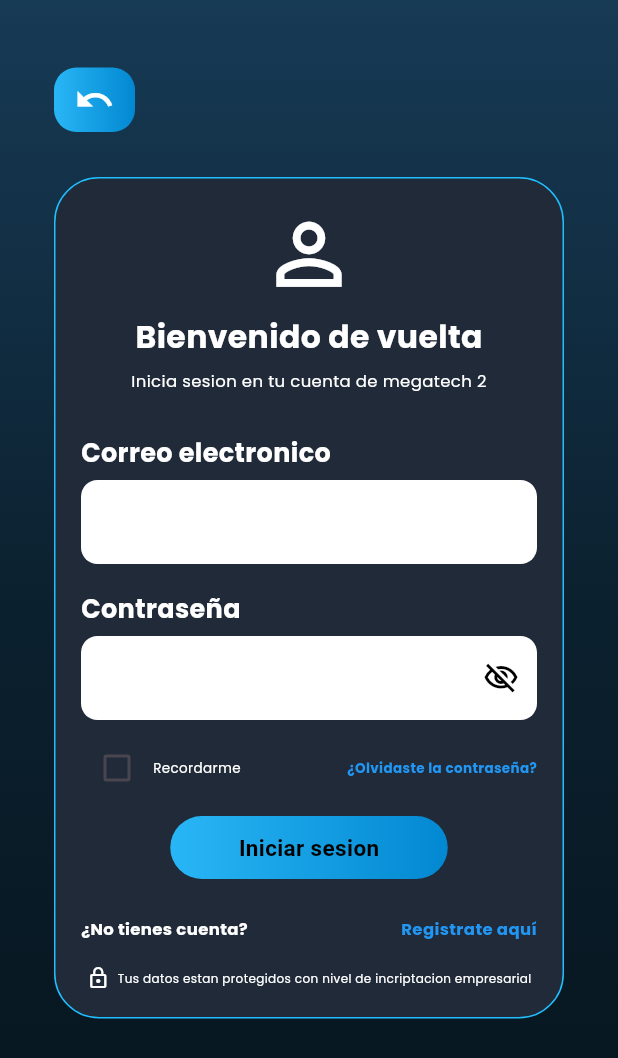
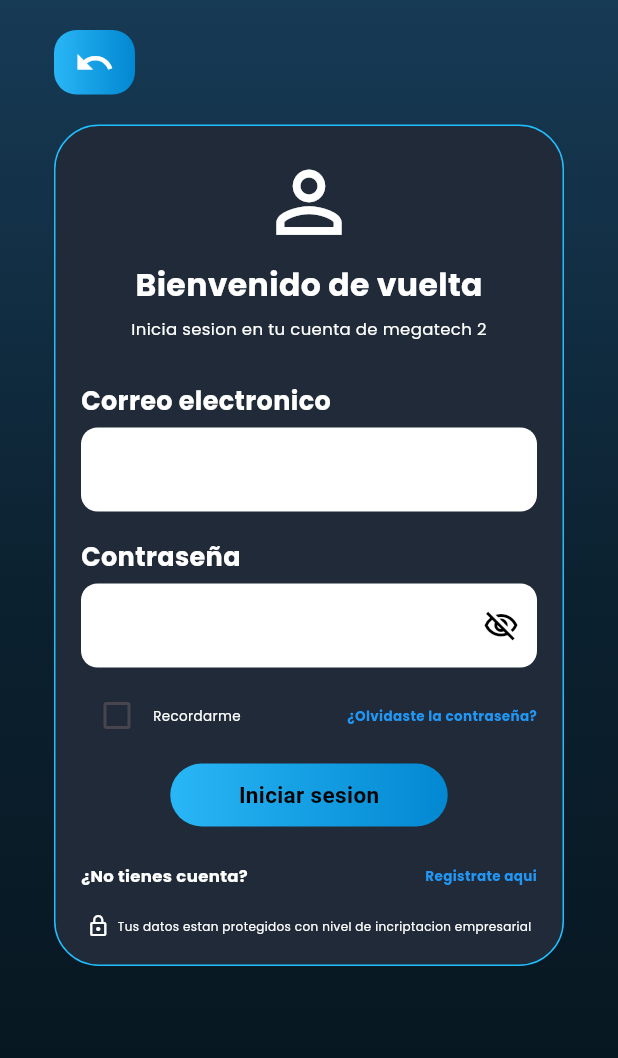
Before and after one commit to jhonjaider438-ship-it/MEGATECH2, a Flutter app: the Login screen opened directly, on a phone screen of 412 x 824 dp. Shown: the top 1058 px of the screen. Run offline on Flutter 3.47's test engine with Material 3 defaults, Android fonts, the phone set to English and light mode, and no system bars; our stand-ins replace google_fonts; Roboto replaces fonts that are missing (Acme).

Commit message:
toques finales de login

```diff
--- a/Fronted/fronted/lib/paginas/login.dart
+++ b/Fronted/fronted/lib/paginas/login.dart
@@ -1,11 +1,12 @@
 import 'package:flutter/material.dart';
 import 'package:google_fonts/google_fonts.dart';
-import '../service/apiuser.dart';
 import '../service/confiuser.dart';
-import '../paginas/homeclie.dart';
-import '../paginas/homeemple.dart';
-import '../paginas/homeadmin.dart';
+import '../paginas/admin/homeadmin.dart';
+import '../paginas/cliente/homeclie.dart';
+import '../paginas/empleado/homeemple.dart';
 import '../model/user.dart';
+import '../paginas/recuperapass.dart';
+import '../paginas/registro.dart';
 
 class Login extends StatefulWidget {
   const Login({super.key});
@@ -22,7 +23,6 @@
 
   Future<void> iniciarSesion() async {
     try {
-
       final respuesta = await _userService.loginUsuario(
         correoController.text.trim(),
         contrasenaController.text,
@@ -33,50 +33,31 @@
       if (!mounted) return;
 
       if (usuario.rol == 'Cliente') {
-
         Navigator.pushReplacement(
           context,
-          MaterialPageRoute(
-            builder: (context) => const Homeclie(),
-          ),
+          MaterialPageRoute(builder: (context) => const Homeclie()),
         );
-
       } else if (usuario.rol == 'Empleado') {
-
         Navigator.pushReplacement(
           context,
-          MaterialPageRoute(
-            builder: (context) => const Homeemple(),
-          ),
+          MaterialPageRoute(builder: (context) => const Homeemple()),
         );
-
       } else if (usuario.rol == 'Admin') {
-
         Navigator.pushReplacement(
           context,
-          MaterialPageRoute(
-            builder: (context) => const Homeadmin(),
-          ),
+          MaterialPageRoute(builder: (context) => const Homeadmin()),
         );
-
       } else {
-
-        ScaffoldMessenger.of(context).showSnackBar(
-          const SnackBar(
-            content: Text('Rol no reconocido'),
-          ),
-        );
+        ScaffoldMessenger.of(
+          context,
+        ).showSnackBar(const SnackBar(content: Text('Rol no reconocido')));
       }
-
     } catch (e) {
-
       if (!mounted) return;
 
-      ScaffoldMessenger.of(context).showSnackBar(
-        SnackBar(
-          content: Text(e.toString()),
-        ),
-      );
+      ScaffoldMessenger.of(
+        context,
+      ).showSnackBar(SnackBar(content: Text(e.toString())));
     }
   }
 
@@ -86,30 +67,27 @@
     contrasenaController.dispose();
     super.dispose();
   }
+
   @override
   Widget build(BuildContext context) {
     return Scaffold(
       body: Container(
         width: double.infinity,
         height: double.infinity,
-
         // FONDO
         decoration: const BoxDecoration(
           gradient: LinearGradient(
             begin: Alignment.topCenter,
             end: Alignment.bottomCenter,
-            colors: [
-              Color(0xFF173A55),
-              Color(0xFF0B202E),
-              Color(0xFF06141D),
-            ],
+            colors: [Color(0xFF173A55), Color(0xFF0B202E), Color(0xFF06141D)],
           ),
         ),
-        child: SafeArea(child: Padding(
-          padding: const EdgeInsets.symmetric(horizontal: 36),
+        child: SafeArea(
+          // SOLUCIÓN AL OVERFLOW: Añadido SingleChildScrollView
+          child: SingleChildScrollView(
+            padding: const EdgeInsets.symmetric(horizontal: 36, vertical: 20),
             child: Column(
               children: [
-              const SizedBox(height: 45),
                 Row(
                   mainAxisAlignment: MainAxisAlignment.spaceBetween,
                   children: [
@@ -119,10 +97,7 @@
                       decoration: BoxDecoration(
                         borderRadius: BorderRadius.circular(15),
                         gradient: const LinearGradient(
-                        colors: [
-                          Color(0xFF29B6F6),
-                          Color(0xFF0288D1),
-                        ],
+                          colors: [Color(0xFF29B6F6), Color(0xFF0288D1)],
                         ),
                       ),
                       child: Material(
@@ -132,32 +107,32 @@
                           onTap: () {
                             Navigator.pop(context);
                           },
-                        child: Center(
-                        child: const Icon(
+                          child: const Center(
+                            child: Icon(
                               Icons.undo,
                               color: Colors.white,
                               size: 27,
                             ),
                           ),
                         ),
-                    )
+                      ),
                     ),
                   ],
                 ),
-              const SizedBox(height: 30),
+                const SizedBox(height: 20),
 
-              // targeta del login
+                // Tarjeta del login
                 Container(
                   width: double.infinity,
                   padding: const EdgeInsets.symmetric(
                     horizontal: 17,
-                  vertical: 18
+                    vertical: 18,
                   ),
                   decoration: BoxDecoration(
                     color: const Color(0xFF202A39),
                     borderRadius: BorderRadius.circular(30),
                     border: Border.all(
-                    color:  const Color(0xFF20BFFF),
+                      color: const Color(0xFF20BFFF),
                       width: 1,
                     ),
                   ),
@@ -168,7 +143,6 @@
                         color: Colors.white,
                         size: 65,
                       ),
-                    // titulo
                       const SizedBox(height: 8),
                       Text(
                         'Bienvenido de vuelta',
@@ -179,8 +153,6 @@
                         ),
                       ),
                       const SizedBox(height: 6),
-
-                    // subtitulo
                       Text(
                         'Inicia sesion en tu cuenta de megatech 2',
                         textAlign: TextAlign.center,
@@ -190,7 +162,8 @@
                         ),
                       ),
                       const SizedBox(height: 28),
-                    // correo electronico
+
+                      // Correo electrónico
                       Align(
                         alignment: Alignment.centerLeft,
                         child: Text(
@@ -203,7 +176,6 @@
                         ),
                       ),
                       const SizedBox(height: 6),
-
                       TextField(
                         controller: correoController,
                         keyboardType: TextInputType.emailAddress,
@@ -217,7 +189,8 @@
                         ),
                       ),
                       const SizedBox(height: 18),
-                    // contraseña
+
+                      // Contraseña
                       Align(
                         alignment: Alignment.centerLeft,
                         child: Text(
@@ -229,9 +202,7 @@
                           ),
                         ),
                       ),
-
                       const SizedBox(height: 6),
-
                       TextField(
                         controller: contrasenaController,
                         obscureText: true,
@@ -249,16 +220,14 @@
                         ),
                       ),
                       const SizedBox(height: 8),
-                    // parte de recordarme y registrase
+
+                      // Recordarme y Olvidaste contraseña
                       Row(
                         mainAxisAlignment: MainAxisAlignment.spaceBetween,
                         children: [
                           Row(
                             children: [
-                            Checkbox(
-                              value: false,
-                              onChanged: (value) {},
-                            ),
+                              Checkbox(value: false, onChanged: (value) {}),
                               Text(
                                 'Recordarme',
                                 style: GoogleFonts.poppins(
@@ -268,8 +237,16 @@
                               ),
                             ],
                           ),
-
-                        Text(
+                          GestureDetector(
+                            onTap: () {
+                              Navigator.push(
+                                context,
+                                MaterialPageRoute(
+                                  builder: (context) => const Recuperapass(),
+                                ),
+                              );
+                            },
+                            child: Text(
                               '¿Olvidaste la contraseña?',
                               style: GoogleFonts.poppins(
                                 color: const Color(0xFF2196F3),
@@ -277,10 +254,12 @@
                                 fontWeight: FontWeight.bold,
                               ),
                             ),
+                          ),
                         ],
                       ),
-                    // boton de iniciar sesion
                       const SizedBox(height: 8),
+
+                      // Botón de iniciar sesión
                       GestureDetector(
                         onTap: iniciarSesion,
                         child: Container(
@@ -289,10 +268,7 @@
                           decoration: BoxDecoration(
                             borderRadius: BorderRadius.circular(25),
                             gradient: const LinearGradient(
-                          colors: [
-                            Color(0xFF29B6F6),
-                            Color(0xFF0288D1),
-                          ],
+                              colors: [Color(0xFF29B6F6), Color(0xFF0288D1)],
                             ),
                           ),
                           child: Center(
@@ -320,13 +296,22 @@
                               fontWeight: FontWeight.bold,
                             ),
                           ),
-
-                        Text(
-                          'Registrate aquí',
+                          GestureDetector(
+                            onTap: () {
+                              Navigator.push(
+                                context,
+                                MaterialPageRoute(
+                                  builder: (context) => const Registro(),
+                                ),
+                              );
+                            },
+                            child: Text(
+                              'Registrate aqui',
                               style: GoogleFonts.poppins(
                                 color: const Color(0xFF2196F3),
-                            fontSize: 11,
+                                fontSize: 9,
                                 fontWeight: FontWeight.bold,
+                              ),
                             ),
                           ),
                         ],
@@ -341,9 +326,7 @@
                             color: Colors.white,
                             size: 16,
                           ),
-
                           const SizedBox(width: 5),
-
                           Flexible(
                             child: Text(
                               'Tus datos estan protegidos con nivel de incriptacion empresarial',
--- a/Fronted/fronted/lib/service/apiuser.dart
+++ b/Fronted/fronted/lib/service/apiuser.dart
@@ -9,7 +9,7 @@
     //evaluaremos para dispositivos moviles
     if (Platform.isAndroid) {
       // emulador para androit
-      return 'http://10.0.2.2:3000/auth';
+      return 'http://10.4.8.167:3000/auth';
     } else if (Platform.isIOS) {
       // emulador para ios
       return 'http://localhost:3000/auth';
--- a/Fronted/fronted/lib/service/confiuser.dart
+++ b/Fronted/fronted/lib/service/confiuser.dart
@@ -1,7 +1,5 @@
 import 'dart:convert';
-import 'dart:io';
 import 'package:http/http.dart' as http;
-import '../model/user.dart';
 import 'apiuser.dart';
 
 class userservice {
@@ -16,7 +14,7 @@
       final response = await http.post(
         url,
         headers: ApiConfig.headers,
-        body: jsonEncode({'correo': correo, 'contrasena': contrasena}),
+        body: jsonEncode({'correo': correo, 'contraseña': contrasena}),
       );
 
       final contentType = response.headers['content-type'] ?? '';
```
Also changed, not shown: Fronted/fronted/lib/paginas/recuperapass.dart (added, +15 -0 lines), Fronted/fronted/lib/paginas/registro.dart (added, +15 -0 lines), Fronted/fronted/lib/paginas/admin/homeadmin.dart (renamed from Fronted/fronted/lib/paginas/homeadmin.dart), Fronted/fronted/lib/paginas/cliente/homeclie.dart (renamed from Fronted/fronted/lib/paginas/homeclie.dart), Fronted/fronted/lib/paginas/empleado/homeemple.dart (renamed from Fronted/fronted/lib/paginas/homeemple.dart). Lines whose indentation alone changed are shown as unchanged.
